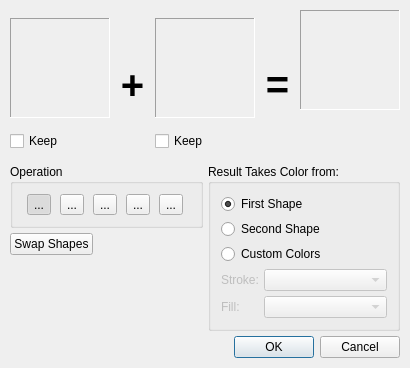
First picture: the form in scribus/plugins/tools/pathfinder/pathfinderbase.ui, repository scribusproject/scribus, before the edit.
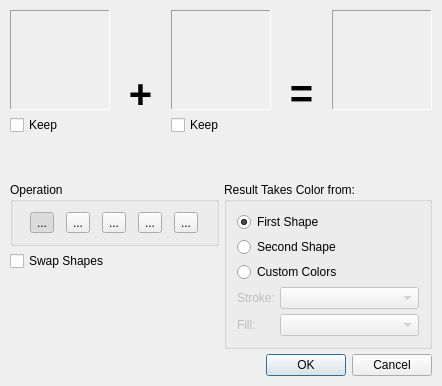
Second picture: the form after the edit. Custom widgets are drawn as their Qt base class.

Commit message: Fix some GUI issues with the Path Operations dialog

Patch:
```diff
--- a/scribus/plugins/tools/pathfinder/pathfinderbase.ui
+++ b/scribus/plugins/tools/pathfinder/pathfinderbase.ui
@@ -1,21 +1,21 @@
 <ui version="4.0" >
  <class>PathFinderBase</class>
- <widget class="QDialog" name="PathFinderBase" >
-  <property name="geometry" >
+ <widget class="QDialog" name="PathFinderBase">
+  <property name="geometry">
    <rect>
     <x>0</x>
     <y>0</y>
-    <width>410</width>
-    <height>368</height>
+    <width>442</width>
+    <height>386</height>
    </rect>
   </property>
   <property name="windowTitle" >
    <string>Boolean Path Operations</string>
   </property>
-  <layout class="QVBoxLayout" name="verticalLayout_2" >
+  <layout class="QVBoxLayout" name="verticalLayout_4">
    <item>
-    <layout class="QHBoxLayout" >
-     <property name="spacing" >
+    <layout class="QHBoxLayout">
+     <property name="spacing">
       <number>5</number>
      </property>
      <item>
@@ -64,6 +64,19 @@
          </property>
         </widget>
        </item>
+       <item>
+        <spacer name="verticalSpacer_4">
+         <property name="orientation">
+          <enum>Qt::Vertical</enum>
+         </property>
+         <property name="sizeHint" stdset="0">
+          <size>
+           <width>20</width>
+           <height>40</height>
+          </size>
+         </property>
+        </spacer>
+       </item>
       </layout>
      </item>
      <item>
@@ -162,6 +175,19 @@
          </property>
         </widget>
        </item>
+       <item>
+        <spacer name="verticalSpacer_5">
+         <property name="orientation">
+          <enum>Qt::Vertical</enum>
+         </property>
+         <property name="sizeHint" stdset="0">
+          <size>
+           <width>20</width>
+           <height>40</height>
+          </size>
+         </property>
+        </spacer>
+       </item>
       </layout>
      </item>
      <item>
@@ -248,14 +274,17 @@
         </widget>
        </item>
        <item>
-        <spacer>
-         <property name="orientation" >
+        <spacer name="verticalSpacer_3">
+         <property name="orientation">
           <enum>Qt::Vertical</enum>
          </property>
-         <property name="sizeHint" stdset="0" >
+         <property name="sizeType">
+          <enum>QSizePolicy::Expanding</enum>
+         </property>
+         <property name="sizeHint" stdset="0">
           <size>
            <width>20</width>
-           <height>40</height>
+           <height>20</height>
           </size>
          </property>
         </spacer>
@@ -265,7 +294,7 @@
     </layout>
    </item>
    <item>
-    <layout class="QHBoxLayout" name="horizontalLayout" >
+    <layout class="QHBoxLayout" name="horizontalLayout">
      <item>
       <layout class="QVBoxLayout" name="verticalLayout" >
        <item>
@@ -373,8 +402,8 @@
           <number>0</number>
          </property>
          <item>
-          <widget class="QPushButton" name="swapShapes" >
-           <property name="toolTip" >
+          <widget class="QCheckBox" name="swapShapes">
+           <property name="toolTip">
             <string>Exchange the Source Shapes</string>
            </property>
            <property name="text" >
@@ -384,10 +413,10 @@
          </item>
          <item>
           <spacer>
-           <property name="orientation" >
+           <property name="orientation">
             <enum>Qt::Horizontal</enum>
            </property>
-           <property name="sizeHint" stdset="0" >
+           <property name="sizeHint" stdset="0">
             <size>
              <width>40</width>
              <height>20</height>
@@ -413,102 +442,122 @@
       </layout>
      </item>
      <item>
-      <widget class="QGroupBox" name="optionGroup" >
-       <property name="title" >
-        <string>Result Takes Color from:</string>
-       </property>
-       <layout class="QGridLayout" name="gridLayout_2" >
-        <item row="0" column="0" >
-         <widget class="QRadioButton" name="targetGetsSource1Color" >
-          <property name="toolTip" >
-           <string>The resulting shape uses the color of the first source shape</string>
-          </property>
-          <property name="text" >
-           <string>First Shape</string>
-          </property>
-          <property name="checked" >
-           <bool>true</bool>
-          </property>
-         </widget>
-        </item>
-        <item row="1" column="0" >
-         <widget class="QRadioButton" name="targetGetsSource2Color" >
-          <property name="toolTip" >
-           <string>The resulting shape uses the color of the second source shape</string>
-          </property>
-          <property name="text" >
-           <string>Second Shape</string>
-          </property>
-         </widget>
-        </item>
-        <item row="2" column="0" >
-         <widget class="QRadioButton" name="targetGetsOtherColor" >
-          <property name="toolTip" >
-           <string>The resulting shape uses the colors listed below</string>
-          </property>
-          <property name="text" >
-           <string>Custom Colors</string>
-          </property>
-         </widget>
-        </item>
-        <item row="3" column="0" >
-         <layout class="QGridLayout" name="gridLayout" >
-          <item row="0" column="0" >
-           <widget class="QLabel" name="label_3" >
-            <property name="enabled" >
-             <bool>false</bool>
+      <layout class="QVBoxLayout" name="verticalLayout_3">
+       <item>
+        <widget class="QGroupBox" name="optionGroup">
+         <property name="title">
+          <string>Result Takes Color from:</string>
+         </property>
+         <layout class="QVBoxLayout" name="verticalLayout_2">
+          <item>
+           <widget class="QRadioButton" name="targetGetsSource1Color">
+            <property name="toolTip">
+             <string>The resulting shape uses the color of the first source shape</string>
             </property>
-            <property name="text" >
-             <string>Stroke:</string>
+            <property name="text">
+             <string>First Shape</string>
             </property>
-           </widget>
-          </item>
-          <item row="0" column="1" >
-           <widget class="ColorCombo" name="otherColorComboLine" >
-            <property name="enabled" >
-             <bool>false</bool>
+            <property name="checked">
+             <bool>true</bool>
             </property>
-            <property name="sizePolicy" >
-             <sizepolicy vsizetype="Fixed" hsizetype="Expanding" >
-              <horstretch>0</horstretch>
-              <verstretch>0</verstretch>
-             </sizepolicy>
-            </property>
-            <property name="toolTip" >
-             <string>Stroke Color</string>
-            </property>
            </widget>
           </item>
-          <item row="1" column="0" >
-           <widget class="QLabel" name="label_4" >
-            <property name="enabled" >
-             <bool>false</bool>
+          <item>
+           <widget class="QRadioButton" name="targetGetsSource2Color">
+            <property name="toolTip">
+             <string>The resulting shape uses the color of the second source shape</string>
             </property>
-            <property name="text" >
-             <string>Fill:</string>
+            <property name="text">
+             <string>Second Shape</string>
             </property>
            </widget>
           </item>
-          <item row="1" column="1" >
-           <widget class="ColorCombo" name="otherColorComboFill" >
-            <property name="enabled" >
-             <bool>false</bool>
+          <item>
+           <widget class="QRadioButton" name="targetGetsOtherColor">
+            <property name="toolTip">
+             <string>The resulting shape uses the colors listed below</string>
             </property>
-            <property name="toolTip" >
-             <string>Fill Color</string>
+            <property name="text">
+             <string>Custom Colors</string>
             </property>
            </widget>
           </item>
+          <item>
+           <layout class="QGridLayout" name="gridLayout">
+            <item row="0" column="0">
+             <widget class="QLabel" name="label_3">
+              <property name="enabled">
+               <bool>false</bool>
+              </property>
+              <property name="text">
+               <string>Stroke:</string>
+              </property>
+             </widget>
+            </item>
+            <item row="0" column="1">
+             <widget class="ColorCombo" name="otherColorComboLine">
+              <property name="enabled">
+               <bool>false</bool>
+              </property>
+              <property name="sizePolicy">
+               <sizepolicy hsizetype="Expanding" vsizetype="Fixed">
+                <horstretch>0</horstretch>
+                <verstretch>0</verstretch>
+               </sizepolicy>
+              </property>
+              <property name="toolTip">
+               <string>Stroke Color</string>
+              </property>
+             </widget>
+            </item>
+            <item row="1" column="0">
+             <widget class="QLabel" name="label_4">
+              <property name="enabled">
+               <bool>false</bool>
+              </property>
+              <property name="text">
+               <string>Fill:</string>
+              </property>
+             </widget>
+            </item>
+            <item row="1" column="1">
+             <widget class="ColorCombo" name="otherColorComboFill">
+              <property name="enabled">
+               <bool>false</bool>
+              </property>
+              <property name="toolTip">
+               <string>Fill Color</string>
+              </property>
+             </widget>
+            </item>
+           </layout>
+          </item>
          </layout>
-        </item>
-       </layout>
-      </widget>
+        </widget>
+       </item>
+       <item>
+        <spacer name="verticalSpacer_2">
+         <property name="orientation">
+          <enum>Qt::Vertical</enum>
+         </property>
+         <property name="sizeType">
+          <enum>QSizePolicy::Minimum</enum>
+         </property>
+         <property name="sizeHint" stdset="0">
+          <size>
+           <width>17</width>
+           <height>0</height>
+          </size>
+         </property>
+        </spacer>
+       </item>
+      </layout>
      </item>
     </layout>
    </item>
    <item>
-    <widget class="QDialogButtonBox" name="buttonBox" >
-     <property name="orientation" >
+    <widget class="QDialogButtonBox" name="buttonBox">
+     <property name="orientation">
       <enum>Qt::Horizontal</enum>
      </property>
      <property name="standardButtons" >
@@ -518,7 +567,7 @@
    </item>
   </layout>
  </widget>
- <layoutdefault spacing="5" margin="10" />
+ <layoutdefault spacing="5" margin="10"/>
  <customwidgets>
   <customwidget>
    <class>ColorCombo</class>
```
Left out of the diff: 251 changed lines with no effect on the pictures.
